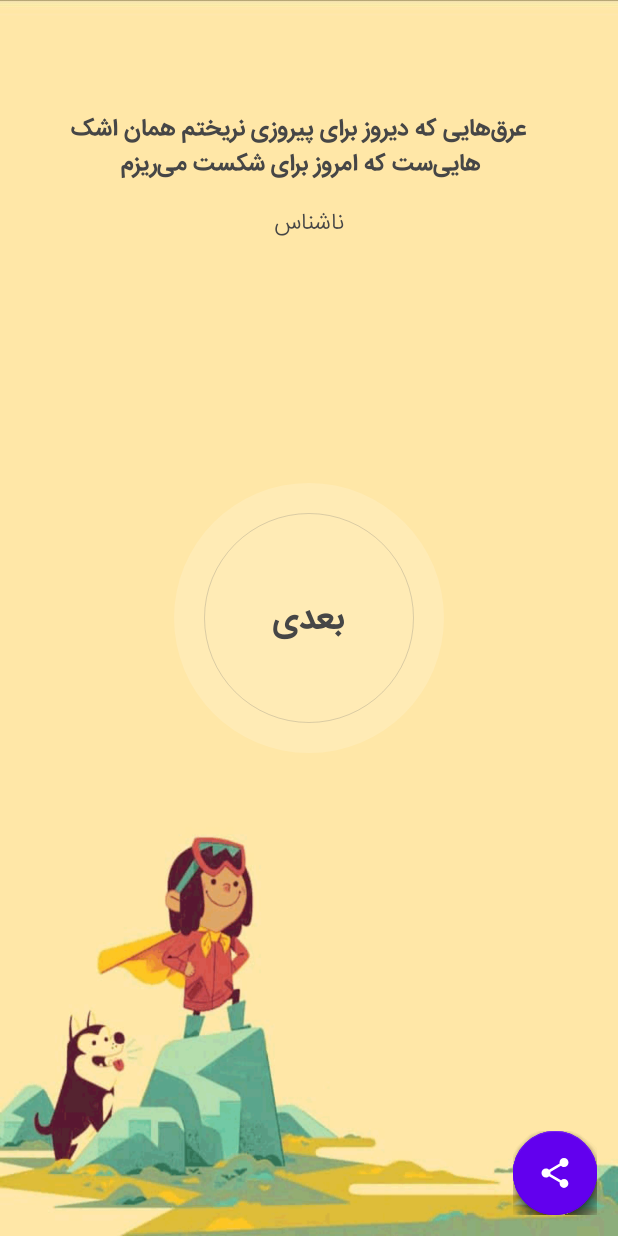
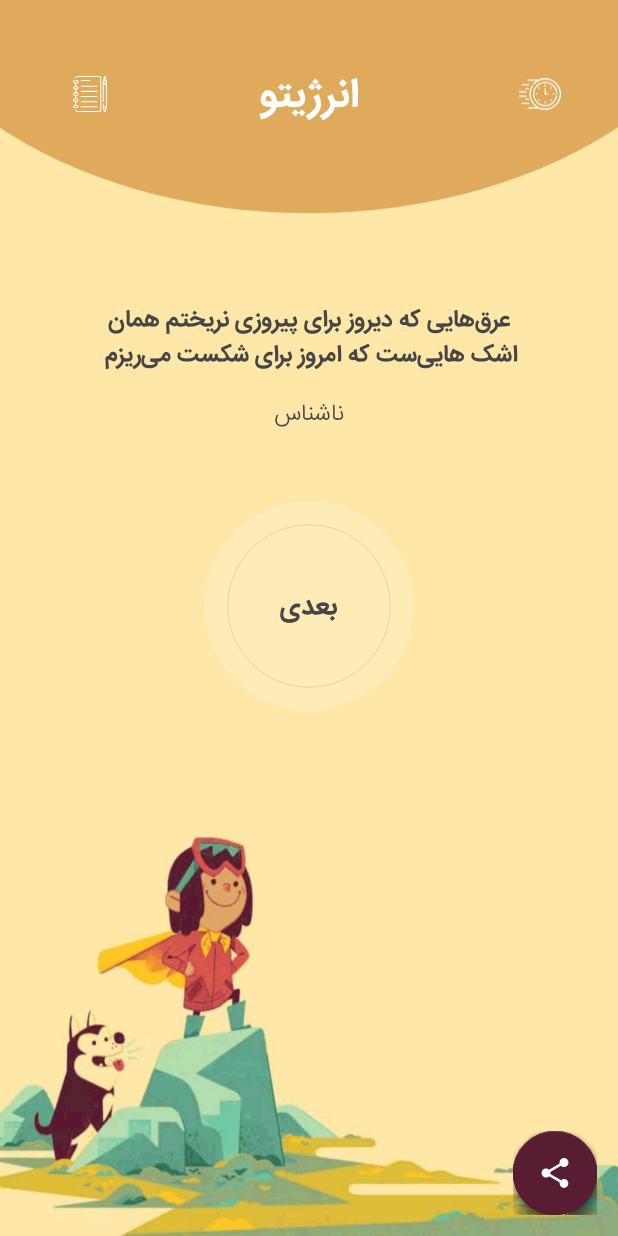
Before and after one commit to Mahdidrv/Energyto-Application, an Android app: the screen it shows after launch (MainActivity), on a phone screen of 412 x 824 dp. Run offline under Robolectric (Android 15) with nearby library versions, the phone set to English and light mode, and no system bars; our stand-ins replace Room's generated code, RxJava; plain views replace FloatingActionButton, FloatingActionMenu.

Commit message:
create appbar

```diff
--- /dev/null
+++ b/app/src/main/res/drawable/ic_quotes.xml
@@ -0,0 +1,12 @@
+<vector android:height="25.280706dp" android:viewportHeight="70.056"
+    android:viewportWidth="66.507" android:width="24dp" xmlns:android="http://schemas.android.com/apk/res/android">
+    <path android:fillColor="#fff" android:pathData="M65.003,7.261L65.003,3.417a2.745,2.745 0,0 0,-5.489 0v3.9a2.373,2.373 0,0 0,-1.381 2.154L58.133,49.448a1.026,1.026 0,1 0,2.052 0L60.185,18.206h4.269L64.454,59.331h-4.269L60.185,54.222a1.026,1.026 0,0 0,-2.052 0L58.133,60.361a1.029,1.029 0,0 0,0.033 0.258l2.029,7.8a2.2,2.2 0,0 0,4.251 0l2.029,-7.8a1.029,1.029 0,0 0,0.033 -0.258L66.5079,9.469a2.372,2.372 0,0 0,-1.5 -2.206ZM60.185,9.467a0.318,0.318 0,0 1,0.317 -0.317h3.635a0.318,0.318 0,0 1,0.317 0.317v2.445h-4.269L60.185,9.469ZM62.258,2.723a0.693,0.693 0,0 1,0.692 0.692v3.683h-1.384L61.566,3.417A0.693,0.693 0,0 1,62.259 2.724ZM60.185,16.152L60.185,13.966h4.269v2.187ZM62.458,67.895a0.144,0.144 0,0 1,-0.278 0l-1.694,-6.513h3.667Z"/>
+    <path android:fillColor="#fff" android:pathData="M16.043,9.888h16.225a1.026,1.026 0,1 0,0 -2.052L16.043,7.836a1.026,1.026 0,1 0,0 2.052Z"/>
+    <path android:fillColor="#fff" android:pathData="M16.043,20.864L46.576,20.864a1.026,1.026 0,0 0,0 -2.052L16.043,18.812a1.026,1.026 0,0 0,0 2.052Z"/>
+    <path android:fillColor="#fff" android:pathData="M16.043,30.897L46.576,30.897a1.026,1.026 0,1 0,0 -2.052L16.043,28.845a1.026,1.026 0,1 0,0 2.052Z"/>
+    <path android:fillColor="#fff" android:pathData="M16.043,40.929L46.576,40.929a1.026,1.026 0,0 0,0 -2.052L16.043,38.877a1.026,1.026 0,0 0,0 2.052Z"/>
+    <path android:fillColor="#fff" android:pathData="M16.043,50.961L46.576,50.961a1.026,1.026 0,0 0,0 -2.052L16.043,48.909a1.026,1.026 0,0 0,0 2.052Z"/>
+    <path android:fillColor="#fff" android:pathData="M16.043,60.993L46.576,60.993a1.026,1.026 0,1 0,0 -2.052L16.043,58.941a1.026,1.026 0,0 0,0 2.052Z"/>
+    <path android:fillColor="#fff" android:pathData="M10.768,59.012a3.3,3.3 0,0 0,-3.3 -3.3L6.41,55.712L6.41,50.312h1.061a3.3,3.3 0,0 0,0 -6.594L6.41,43.718v-5.4h1.061a3.3,3.3 0,0 0,0 -6.593L6.41,31.725v-5.4h1.061a3.3,3.3 0,0 0,0 -6.594L6.41,19.731v-5.4h1.061a3.3,3.3 0,1 0,0 -6.594L3.297,7.737a3.3,3.3 0,0 0,0 6.594h1.061v5.4L3.297,19.731a3.3,3.3 0,0 0,0 6.594h1.061v5.4L3.297,31.725a3.3,3.3 0,0 0,0 6.593h1.061v5.4L3.297,43.718a3.3,3.3 0,0 0,0 6.594h1.061v5.4L3.297,55.712a3.3,3.3 0,0 0,0 6.593h4.174A3.3,3.3 0,0 0,10.768 59.012ZM2.052,11.047a1.246,1.246 0,0 1,1.244 -1.244h4.174a1.244,1.244 0,0 1,0 2.489L3.297,12.292A1.246,1.246 0,0 1,2.052 11.047ZM2.052,23.038a1.246,1.246 0,0 1,1.244 -1.244h4.174a1.244,1.244 0,0 1,0 2.489L3.297,24.283A1.246,1.246 0,0 1,2.052 23.038ZM2.052,35.029a1.246,1.246 0,0 1,1.244 -1.244h4.174a1.244,1.244 0,1 1,0 2.489L3.297,36.274A1.246,1.246 0,0 1,2.052 35.028ZM2.052,47.02a1.246,1.246 0,0 1,1.244 -1.244h4.174a1.244,1.244 0,0 1,0 2.489L3.297,48.265A1.246,1.246 0,0 1,2.052 47.019ZM2.052,59.011a1.246,1.246 0,0 1,1.244 -1.244h4.174a1.244,1.244 0,1 1,0 2.489L3.297,60.256A1.246,1.246 0,0 1,2.052 59.012Z"/>
+    <path android:fillColor="#fff" android:pathData="M51.107,0L8.638,0a4.305,4.305 0,0 0,-4.265 3.914,1.026 1.026,0 1,0 2.045,0.174 2.24,2.24 0,0 1,2.22 -2.036L51.107,2.052A2.23,2.23 0,0 1,53.335 4.28v61.5A2.231,2.231 0,0 1,51.107 68L8.638,68a2.24,2.24 0,0 1,-2.22 -2.036,1.026 1.026,0 1,0 -2.045,0.174 4.305,4.305 0,0 0,4.265 3.914L51.107,70.052a4.285,4.285 0,0 0,4.28 -4.281L55.387,4.28A4.285,4.285 0,0 0,51.107 0Z"/>
+</vector>
--- a/app/src/main/res/drawable/ic_time.xml
+++ b/app/src/main/res/drawable/ic_time.xml
@@ -1,6 +1,20 @@
-<vector android:height="24dp" android:tint="#FFFFFF"
-    android:viewportHeight="24" android:viewportWidth="24"
-    android:width="24dp" xmlns:android="http://schemas.android.com/apk/res/android">
-    <path android:fillColor="@android:color/white" android:pathData="M11.99,2C6.47,2 2,6.48 2,12s4.47,10 9.99,10C17.52,22 22,17.52 22,12S17.52,2 11.99,2zM12,20c-4.42,0 -8,-3.58 -8,-8s3.58,-8 8,-8 8,3.58 8,8 -3.58,8 -8,8z"/>
-    <path android:fillColor="@android:color/white" android:pathData="M12.5,7H11v6l5.25,3.15 0.75,-1.23 -4.5,-2.67z"/>
+<vector android:height="18dp" android:viewportHeight="70.48"
+    android:viewportWidth="93.743" android:width="23.941175dp" xmlns:android="http://schemas.android.com/apk/res/android">
+    <path android:fillColor="#fff" android:pathData="M7.117,15.687L21.599,15.687a1.373,1.373 0,1 0,0 -2.746L7.117,12.941a1.373,1.373 0,0 0,0 2.746Z"/>
+    <path android:fillColor="#fff" android:pathData="M21.103,22.298L15.382,22.298a1.373,1.373 0,1 0,0 2.746h5.721a1.373,1.373 0,0 0,0 -2.746Z"/>
+    <path android:fillColor="#fff" android:pathData="M1.373,31.821L15.382,31.821a1.373,1.373 0,1 0,0 -2.746L1.373,29.075a1.373,1.373 0,0 0,0 2.746Z"/>
+    <path android:fillColor="#fff" android:pathData="M22.972,56.165a1.373,1.373 0,0 0,-1.373 -1.373L7.117,54.792a1.373,1.373 0,1 0,0 2.746L21.599,57.538A1.373,1.373 0,0 0,22.972 56.165Z"/>
+    <path android:fillColor="#fff" android:pathData="M21.103,45.435L15.382,45.435a1.373,1.373 0,1 0,0 2.746h5.721a1.373,1.373 0,1 0,0 -2.746Z"/>
+    <path android:fillColor="#fff" android:pathData="M16.755,40.032a1.373,1.373 0,0 0,-1.373 -1.373L1.373,38.659a1.373,1.373 0,1 0,0 2.746L15.382,41.405A1.373,1.373 0,0 0,16.755 40.032Z"/>
+    <path android:fillColor="#fff" android:pathData="M58.501,18.73a1.373,1.373 0,0 0,1.373 -1.373v-2.1a1.373,1.373 0,1 0,-2.746 0v2.1A1.373,1.373 0,0 0,58.501 18.73Z"/>
+    <path android:fillColor="#fff" android:pathData="M73.602,20.142a1.374,1.374 0,0 0,-1.942 0l-1.482,1.482a1.373,1.373 0,0 0,1.942 1.942l1.482,-1.482A1.374,1.374 0,0 0,73.602 20.142Z"/>
+    <path android:fillColor="#fff" android:pathData="M76.386,33.867a1.373,1.373 0,1 0,0 2.746h2.1a1.373,1.373 0,1 0,0 -2.746Z"/>
+    <path android:fillColor="#fff" android:pathData="M72.119,46.914a1.373,1.373 0,1 0,-1.942 1.942l1.482,1.482a1.373,1.373 0,0 0,1.942 -1.942Z"/>
+    <path android:fillColor="#fff" android:pathData="M57.13,53.122v2.1a1.373,1.373 0,1 0,2.746 0v-2.1a1.373,1.373 0,1 0,-2.746 0Z"/>
+    <path android:fillColor="#fff" android:pathData="M44.888,46.914l-1.482,1.482a1.373,1.373 0,0 0,1.942 1.942l1.482,-1.482a1.373,1.373 0,1 0,-1.942 -1.942Z"/>
+    <path android:fillColor="#fff" android:pathData="M38.524,33.867a1.373,1.373 0,1 0,0 2.746h2.1a1.373,1.373 0,1 0,0 -2.746Z"/>
+    <path android:fillColor="#fff" android:pathData="M46.832,21.624l-1.482,-1.482a1.373,1.373 0,0 0,-1.942 1.942l1.482,1.482a1.373,1.373 0,1 0,1.942 -1.942Z"/>
+    <path android:fillColor="#fff" android:pathData="M65.887,35.24a1.373,1.373 0,0 0,-1.373 -1.373h-4.638v-10.2a1.373,1.373 0,0 0,-2.746 0v11.568a1.373,1.373 0,0 0,1.373 1.373h6.011A1.373,1.373 0,0 0,65.887 35.24Z"/>
+    <path android:fillColor="#fff" android:pathData="M84.541,35.013a1.373,1.373 0,0 0,1.288 -1.454,27.359 27.359,0 1,0 -0.253,5.777 1.373,1.373 0,1 0,-2.716 -0.408,24.65 24.65,0 1,1 0.227,-5.2 1.374,1.374 0,0 0,1.454 1.287Z"/>
+    <path android:fillColor="#fff" android:pathData="M58.502,0a35.226,35.226 0,0 0,-13.918 2.876L20.356,2.876a1.373,1.373 0,0 0,0 2.746h19.062a35.2,35.2 0,0 0,-7.042 5.97,1.373 1.373,0 0,0 2.036,1.844 32.428,32.428 0,1 1,-3.22 4.194,1.373 1.373,0 0,0 -2.307,-1.49 35.231,35.231 0,0 0,10.542 48.719L20.356,64.859a1.373,1.373 0,1 0,0 2.746h24.209a35.239,35.239 0,1 0,13.937 -67.6Z"/>
 </vector>
--- a/app/src/main/res/layout/activity_main.xml
+++ b/app/src/main/res/layout/activity_main.xml
@@ -14,18 +14,72 @@
     android:layout_height="match_parent">
 
     <ImageView
-      android:id="@+id/iv_main_bg"
-      android:layout_width="0dp"
-      android:layout_height="0dp"
+      android:layout_width="match_parent"
+      android:layout_height="match_parent"
+      android:src="@drawable/home"
       android:adjustViewBounds="true"
-      android:background="@color/colorAccent"
       android:scaleType="fitXY"
-      app:layout_constraintBottom_toBottomOf="parent"
       app:layout_constraintEnd_toEndOf="parent"
-      app:layout_constraintHorizontal_bias="0.0"
       app:layout_constraintStart_toStartOf="parent"
       app:layout_constraintTop_toTopOf="parent"
-      android:src="@drawable/home"/>
+      app:layout_constraintBottom_toBottomOf="parent"/>
+
+    <androidx.constraintlayout.widget.ConstraintLayout
+      android:id="@+id/appbar"
+      android:layout_width="wrap_content"
+      android:layout_height="wrap_content"
+      app:layout_constraintEnd_toEndOf="parent"
+      app:layout_constraintStart_toStartOf="parent"
+      app:layout_constraintTop_toTopOf="parent">
+
+
+      <ImageView
+        android:id="@+id/imageView2"
+        android:layout_width="wrap_content"
+        android:layout_height="wrap_content"
+        android:adjustViewBounds="true"
+        android:src="@drawable/appbar"
+        app:layout_constraintEnd_toEndOf="parent"
+        app:layout_constraintStart_toStartOf="parent"
+        app:layout_constraintTop_toTopOf="parent" />
+
+      <ImageView
+        android:id="@+id/iv_time"
+        android:layout_width="40dp"
+        android:layout_height="40dp"
+        android:layout_marginEnd="32dp"
+        android:padding="6dp"
+        android:src="@drawable/ic_time"
+        app:layout_constraintBottom_toBottomOf="@+id/textView"
+        app:layout_constraintEnd_toEndOf="parent"
+        app:layout_constraintTop_toTopOf="@+id/textView" />
+
+      <ImageView
+        android:id="@+id/iv_quotes"
+        android:layout_width="40dp"
+        android:layout_height="40dp"
+        android:layout_marginLeft="40dp"
+        android:padding="8dp"
+        android:src="@drawable/ic_quotes"
+        app:layout_constraintBottom_toBottomOf="@+id/textView"
+        app:layout_constraintStart_toStartOf="parent"
+        app:layout_constraintTop_toTopOf="@+id/textView" />
+
+      <TextView
+        android:id="@+id/textView"
+        android:layout_width="wrap_content"
+        android:layout_height="wrap_content"
+        android:layout_marginTop="40dp"
+        android:fontFamily="@font/iransans_bold"
+        android:text="@string/app_name"
+        android:textColor="@android:color/white"
+        android:textSize="24sp"
+        app:layout_constraintEnd_toEndOf="parent"
+        app:layout_constraintStart_toStartOf="parent"
+        app:layout_constraintTop_toTopOf="parent" />
+
+    </androidx.constraintlayout.widget.ConstraintLayout>
+
 
     <energyto.activity.TypeWriter
       android:id="@+id/tv_main_thinker"
@@ -45,33 +99,32 @@
       android:id="@+id/layout_next"
       android:layout_width="wrap_content"
       android:layout_height="wrap_content"
-      app:layout_constraintBottom_toBottomOf="parent"
+      android:layout_marginTop="46dp"
       app:layout_constraintEnd_toEndOf="parent"
       app:layout_constraintStart_toStartOf="parent"
-      app:layout_constraintTop_toTopOf="parent">
+      app:layout_constraintTop_toBottomOf="@+id/tv_main_thinker">
 
       <ImageView
-        android:layout_width="wrap_content"
-        android:layout_height="wrap_content"
+        android:layout_width="140dp"
+        android:layout_height="140dp"
         android:src="@drawable/next_button"
         app:layout_constraintBottom_toBottomOf="parent"
         app:layout_constraintEnd_toEndOf="parent"
         app:layout_constraintStart_toStartOf="parent"
-        app:layout_constraintTop_toTopOf="parent"/>
-
+        app:layout_constraintTop_toTopOf="parent" />
 
 
       <TextView
         android:layout_width="wrap_content"
         android:layout_height="wrap_content"
+        android:fontFamily="@font/iransans_bold"
         android:text="بعدی"
-        android:textSize="20sp"
-        android:fontFamily="@font/iransans_bold"
         android:textColor="@color/text_color"
+        android:textSize="16sp"
         app:layout_constraintBottom_toBottomOf="parent"
         app:layout_constraintEnd_toEndOf="parent"
         app:layout_constraintStart_toStartOf="parent"
-        app:layout_constraintTop_toTopOf="parent"/>
+        app:layout_constraintTop_toTopOf="parent" />
 
     </androidx.constraintlayout.widget.ConstraintLayout>
 
@@ -134,16 +187,15 @@
       android:id="@+id/tv_main_quote"
       android:layout_width="0dp"
       android:layout_height="wrap_content"
-      android:layout_marginLeft="46dp"
-      android:layout_marginTop="72dp"
-      android:layout_marginRight="60dp"
+      android:layout_marginHorizontal="60dp"
       android:fontFamily="@font/iransans_bold"
+      android:layout_marginTop="56dp"
       android:text="عرق‌هایی که دیروز برای پیروزی نریختم همان اشک هایی‌ست که امروز برای شکست می‌ریزم "
       android:textAlignment="center"
       android:textColor="@color/text_color"
       app:layout_constraintLeft_toLeftOf="parent"
       app:layout_constraintRight_toRightOf="parent"
-      app:layout_constraintTop_toTopOf="@+id/iv_main_bg" />
+      app:layout_constraintTop_toBottomOf="@+id/appbar" />
 
   </androidx.constraintlayout.widget.ConstraintLayout>
 
--- a/app/src/main/res/values/colors.xml
+++ b/app/src/main/res/values/colors.xml
@@ -1,7 +1,7 @@
 <?xml version="1.0" encoding="utf-8"?>
 <resources>
-  <color name="colorPrimary">#6200EE</color>
-  <color name="colorPrimaryDark">#3700B3</color>
-  <color name="colorAccent">#6200EE</color>
+  <color name="colorPrimary">#DFAA5C</color>
+  <color name="colorPrimaryDark">#C38833</color>
+  <color name="colorAccent">#581D33</color>
   <color name="text_color">#464646</color>
 </resources>
```
Also changed, not shown: app/src/main/res/drawable/appbar.png (added), app/src/main/res/drawable/home.png (added).
